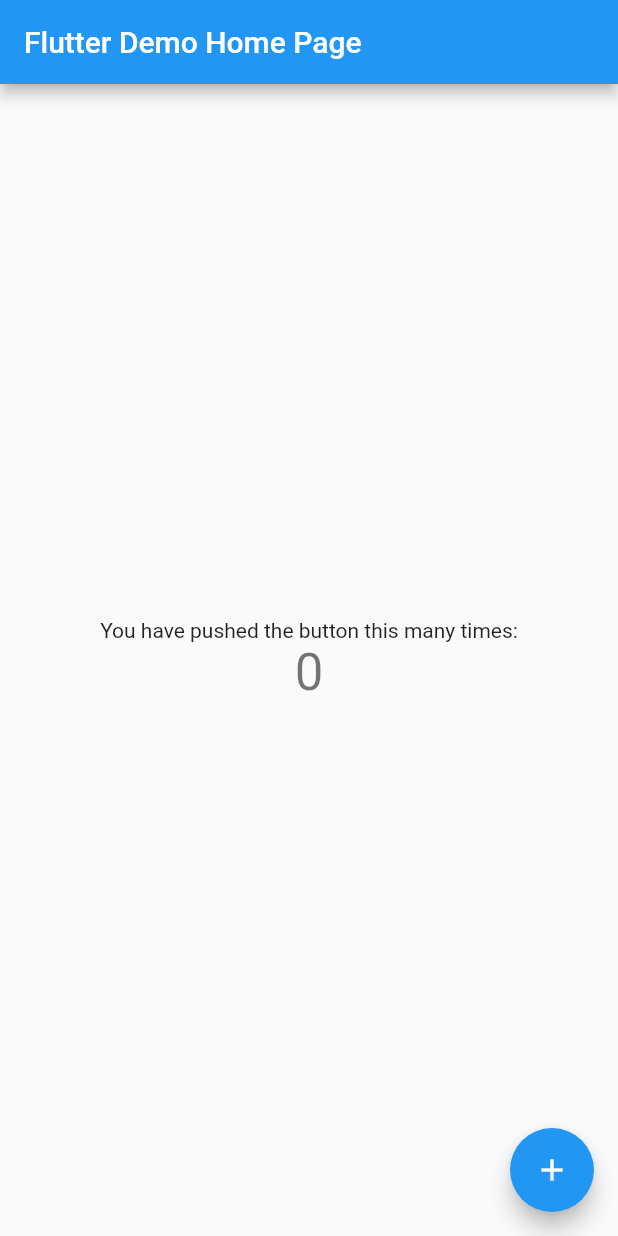
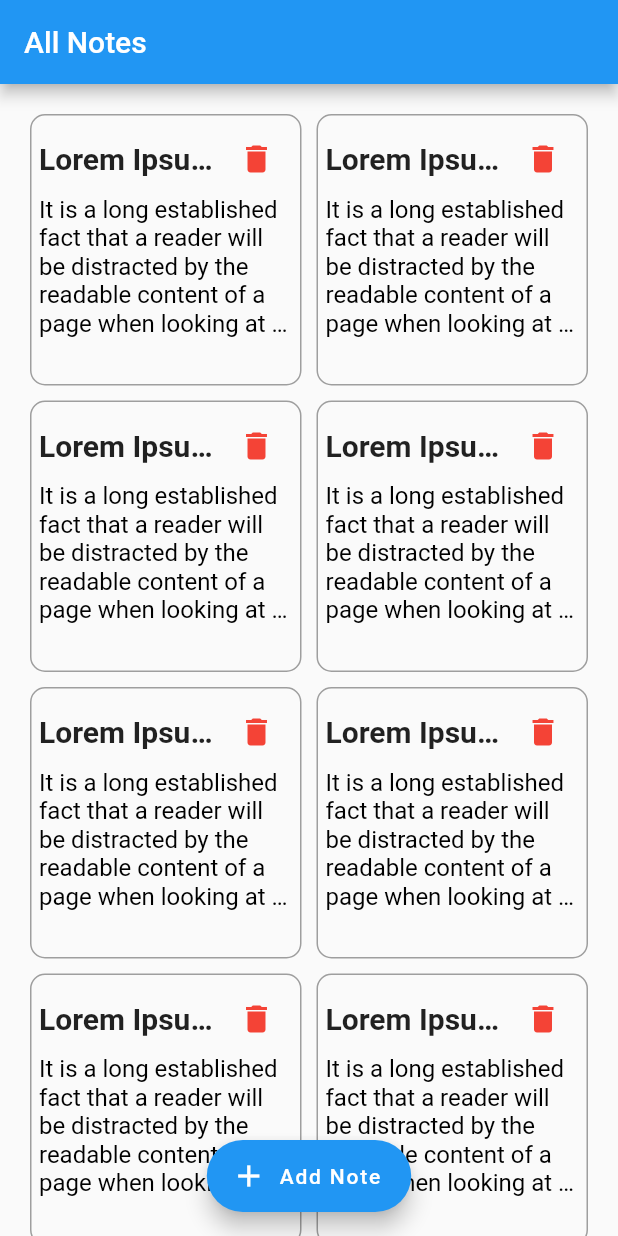
Before and after one commit to m-vishnuraj/Flutter-Next-js-Note-App, a Flutter app: the screen it shows after launch, on a phone screen of 412 x 824 dp. Run offline on Flutter 3.47's test engine with Material 2 defaults, Android fonts, the light colour scheme and no system bars.

Commit message:
ui section completed

```diff
--- a/note_app_sample/lib/main.dart
+++ b/note_app_sample/lib/main.dart
@@ -1,4 +1,5 @@
 import 'package:flutter/material.dart';
+import 'package:note_app_sample/view/screen_all_notes.dart';
 
 void main() {
   runApp(const MyApp());
@@ -7,109 +8,14 @@
 class MyApp extends StatelessWidget {
   const MyApp({super.key});
 
-  // This widget is the root of your application.
   @override
   Widget build(BuildContext context) {
     return MaterialApp(
       title: 'Flutter Demo',
       theme: ThemeData(
-        // This is the theme of your application.
-        //
-        // Try running your application with "flutter run". You'll see the
-        // application has a blue toolbar. Then, without quitting the app, try
-        // changing the primarySwatch below to Colors.green and then invoke
-        // "hot reload" (press "r" in the console where you ran "flutter run",
-        // or simply save your changes to "hot reload" in a Flutter IDE).
-        // Notice that the counter didn't reset back to zero; the application
-        // is not restarted.
         primarySwatch: Colors.blue,
       ),
-      home: const MyHomePage(title: 'Flutter Demo Home Page'),
+      home: const ScreenAllNotes(),
     );
   }
 }
-
-class MyHomePage extends StatefulWidget {
-  const MyHomePage({super.key, required this.title});
-
-  // This widget is the home page of your application. It is stateful, meaning
-  // that it has a State object (defined below) that contains fields that affect
-  // how it looks.
-
-  // This class is the configuration for the state. It holds the values (in this
-  // case the title) provided by the parent (in this case the App widget) and
-  // used by the build method of the State. Fields in a Widget subclass are
-  // always marked "final".
-
-  final String title;
-
-  @override
-  State<MyHomePage> createState() => _MyHomePageState();
-}
-
-class _MyHomePageState extends State<MyHomePage> {
-  int _counter = 0;
-
-  void _incrementCounter() {
-    setState(() {
-      // This call to setState tells the Flutter framework that something has
-      // changed in this State, which causes it to rerun the build method below
-      // so that the display can reflect the updated values. If we changed
-      // _counter without calling setState(), then the build method would not be
-      // called again, and so nothing would appear to happen.
-      _counter++;
-    });
-  }
-
-  @override
-  Widget build(BuildContext context) {
-    // This method is rerun every time setState is called, for instance as done
-    // by the _incrementCounter method above.
-    //
-    // The Flutter framework has been optimized to make rerunning build methods
-    // fast, so that you can just rebuild anything that needs updating rather
-    // than having to individually change instances of widgets.
-    return Scaffold(
-      appBar: AppBar(
-        // Here we take the value from the MyHomePage object that was created by
-        // the App.build method, and use it to set our appbar title.
-        title: Text(widget.title),
-      ),
-      body: Center(
-        // Center is a layout widget. It takes a single child and positions it
-        // in the middle of the parent.
-        child: Column(
-          // Column is also a layout widget. It takes a list of children and
-          // arranges them vertically. By default, it sizes itself to fit its
-          // children horizontally, and tries to be as tall as its parent.
-          //
-          // Invoke "debug painting" (press "p" in the console, choose the
-          // "Toggle Debug Paint" action from the Flutter Inspector in Android
-          // Studio, or the "Toggle Debug Paint" command in Visual Studio Code)
-          // to see the wireframe for each widget.
-          //
-          // Column has various properties to control how it sizes itself and
-          // how it positions its children. Here we use mainAxisAlignment to
-          // center the children vertically; the main axis here is the vertical
-          // axis because Columns are vertical (the cross axis would be
-          // horizontal).
-          mainAxisAlignment: MainAxisAlignment.center,
-          children: <Widget>[
-            const Text(
-              'You have pushed the button this many times:',
-            ),
-            Text(
-              '$_counter',
-              style: Theme.of(context).textTheme.headline4,
-            ),
-          ],
-        ),
-      ),
-      floatingActionButton: FloatingActionButton(
-        onPressed: _incrementCounter,
-        tooltip: 'Increment',
-        child: const Icon(Icons.add),
-      ), // This trailing comma makes auto-formatting nicer for build methods.
-    );
-  }
-}
--- /dev/null
+++ b/note_app_sample/lib/view/screen_all_notes.dart
@@ -0,0 +1,113 @@
+import 'package:flutter/material.dart';
+import 'package:note_app_sample/view/screen_add_note.dart';
+
+class ScreenAllNotes extends StatelessWidget {
+  const ScreenAllNotes({super.key});
+
+  @override
+  Widget build(BuildContext context) {
+    return Scaffold(
+      appBar: AppBar(
+        title: const Text('All Notes'),
+      ),
+      body: SafeArea(
+        child: GridView.count(
+          crossAxisCount: 2,
+          mainAxisSpacing: 10,
+          crossAxisSpacing: 10,
+          padding: const EdgeInsets.all(20),
+          children: List.generate(
+            10,
+            (index) => NoteItem(
+                id: index.toString(),
+                title: 'Lorem Ipsum Title $index',
+                content:
+                    'It is a long established fact that a reader will be distracted by the readable content of a page when looking at its layout.'),
+          ),
+        ),
+      ),
+      floatingActionButtonLocation: FloatingActionButtonLocation.centerFloat,
+      floatingActionButton: FloatingActionButton.extended(
+        onPressed: () {
+          Navigator.of(context).push(
+            MaterialPageRoute(
+              builder: (context) => ScreenAddNote(
+                type: ActionType.addNote,
+              ),
+            ),
+          );
+        },
+        label: const Text('Add Note'),
+        icon: const Icon(Icons.add),
+      ),
+    );
+  }
+}
+
+class NoteItem extends StatelessWidget {
+  final String id;
+  final String title;
+  final String content;
+  const NoteItem({
+    super.key,
+    required this.id,
+    required this.title,
+    required this.content,
+  });
+
+  @override
+  Widget build(BuildContext context) {
+    return GestureDetector(
+      onTap: () {
+        Navigator.of(context).push(MaterialPageRoute(
+          builder: (context) => ScreenAddNote(
+            type: ActionType.editNote,
+            id: id,
+          ),
+        ));
+      },
+      child: Container(
+        decoration: BoxDecoration(
+          borderRadius: BorderRadius.circular(10),
+          border: Border.all(color: Colors.grey),
+        ),
+        padding: const EdgeInsets.all(5),
+        child: Column(
+          children: [
+            Row(
+              mainAxisAlignment: MainAxisAlignment.spaceBetween,
+              children: [
+                Expanded(
+                  child: Text(
+                    title,
+                    overflow: TextOverflow.ellipsis,
+                    style: const TextStyle(
+                      fontSize: 20,
+                      fontWeight: FontWeight.bold,
+                    ),
+                  ),
+                ),
+                IconButton(
+                  onPressed: () {},
+                  icon: const Icon(
+                    Icons.delete,
+                    color: Colors.red,
+                  ),
+                ),
+              ],
+            ),
+            Text(
+              content,
+              maxLines: 5,
+              overflow: TextOverflow.ellipsis,
+              style: const TextStyle(
+                fontSize: 16,
+                color: Colors.black,
+              ),
+            )
+          ],
+        ),
+      ),
+    );
+  }
+}
```
Also changed, not shown: note_app_sample/lib/view/screen_add_note.dart (added, +74 -0 lines).
